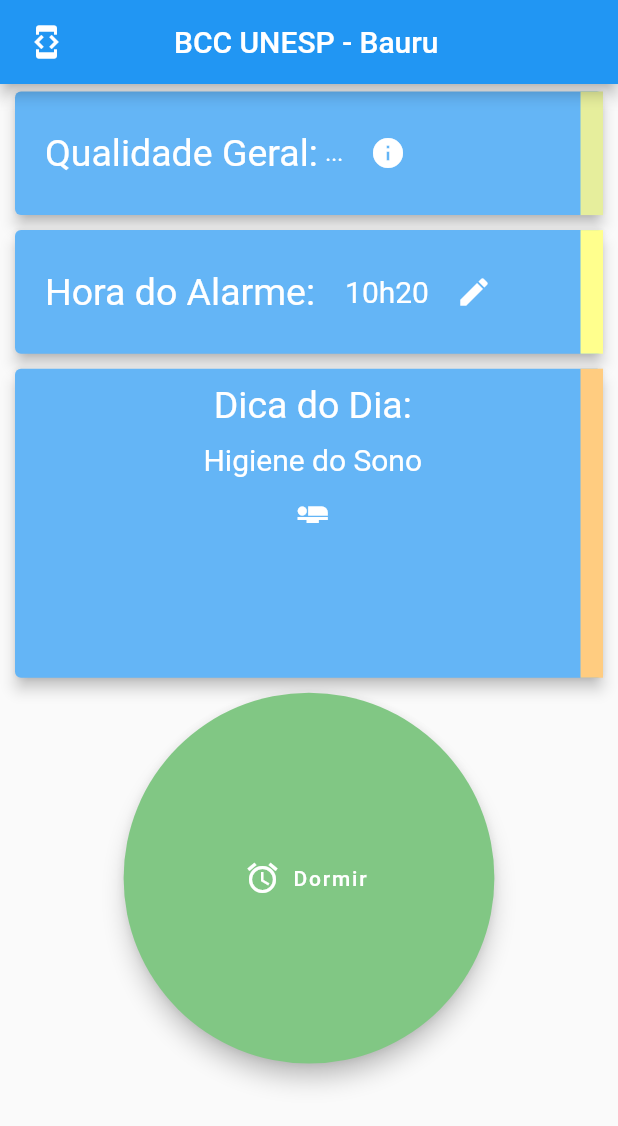
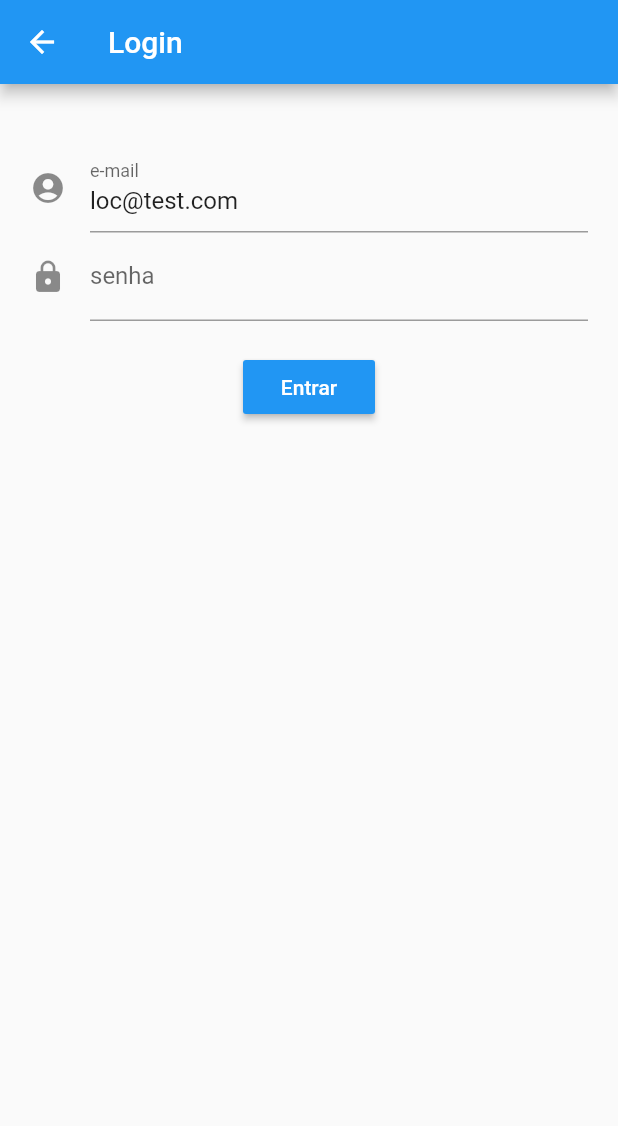
Before and after one commit to paulo-manzone/tcc-appsono, a Flutter app: the screen it shows after launch, on a phone screen of 412 x 824 dp. Shown: the top 1126 px of the screen. Run offline on Flutter 3.47's test engine with Material 2 defaults, Android fonts, the phone set to English and light mode, and no system bars; our stand-ins replace cloud_firestore, firebase_auth, sensors; accounts and stored records are empty.

Commit message:
Migrado para AndroiX, Login adicionado e Gravando usuario no registro

```diff
--- a/tccappsono/lib/main.dart
+++ b/tccappsono/lib/main.dart
@@ -1,7 +1,8 @@
 import 'package:flutter/material.dart';
-import 'screens/principal.dart';
+//import 'screens/principal.dart';
 import 'package:flutter/services.dart';
-import 'screens/telaprincipal.dart';
+//import 'screens/telaprincipal.dart';
+import 'screens/login.dart';
 
 void main() => runApp(MyApp());
 
@@ -16,7 +17,7 @@ class MyApp extends StatelessWidget {
     ]);
     return MaterialApp(
       title: 'App-sono',
-      home: TelaPrincipal(),
+      home: LoginPage(),
     );
   }
 }
--- /dev/null
+++ b/tccappsono/lib/screens/login.dart
@@ -0,0 +1,84 @@
+import 'package:flutter/material.dart';
+import '../services/authentication.dart';
+import 'package:tccappsono/screens/telaprincipal.dart';
+
+class LoginPage extends StatefulWidget {
+  final Widget child;
+
+  LoginPage({Key key, this.child}) : super(key: key);
+
+  _LoginPageState createState() => _LoginPageState();
+}
+
+class _LoginPageState extends State<LoginPage> {
+  final _formKey = GlobalKey<FormState>();
+
+  @override
+  Widget build(BuildContext context) {
+
+    final emailController = TextEditingController();
+    final senhaController = TextEditingController();
+    emailController.text = "loc@test.com";
+
+    return Scaffold(
+      appBar: AppBar(title: Text('Login'), leading: IconButton(icon: Icon(Icons.arrow_back), onPressed: (){},)),
+      body: SafeArea(
+        child: Container(
+          padding: EdgeInsets.only(top: 40.0, left: 20.0, right: 20.0),
+          child: Form(
+              key: _formKey,
+              child: Column(
+                crossAxisAlignment: CrossAxisAlignment.center,
+                children: <Widget>[
+                  TextFormField(
+                    controller: emailController,
+                    validator: (value) {
+                      if (value.isEmpty) return 'Insira o e-mail!';
+                    },
+                    decoration: const InputDecoration(
+                      icon: const Icon(Icons.account_circle),
+                      hintText: 'Digite seu e-mail',
+                      labelText: 'e-mail',
+                    ),
+                  ),
+                  TextFormField(
+                    controller: senhaController,
+                    validator: (value) {
+                      if (value.isEmpty) return 'Insira a senha!';
+                    },
+                    decoration: const InputDecoration(
+                      icon: const Icon(Icons.lock),
+                      hintText: 'Digite sua senha',
+                      labelText: 'senha',
+                    ),
+                    obscureText: true,
+                  ),
+                  Container(
+                      padding: EdgeInsets.only(top: 20.0),
+                      child: RaisedButton(
+                        child: const Text('Entrar',
+                            style: TextStyle(color: Colors.white)),
+                        color: Colors.blue,
+                        onPressed: () {
+                          login(emailController.text, senhaController.text, context);
+                        }
+                      ))
+                ],
+              )),
+        ),
+      ),
+    );
+  }
+}
+
+void login(String e, String s, context) async{
+  try{
+    Auth _auth = Auth();
+    _auth.logar(e, s);
+    if(_auth.getUser() != null){
+      Navigator.push(context, MaterialPageRoute(builder: (context) => TelaPrincipal()));
+    }
+  }catch(e){
+
+  }
+}
--- a/tccappsono/lib/screens/principal.dart
+++ b/tccappsono/lib/screens/principal.dart
@@ -4,7 +4,7 @@ import 'package:tccappsono/screens/alarme.dart';
 import 'package:tccappsono/screens/dica.dart';
 import 'package:tccappsono/screens/dormir.dart';
 import 'package:tccappsono/screens/visaogeral.dart';
-import 'package:tccappsono/screens/sensor.dart';
+//import 'package:tccappsono/screens/sensor.dart';
 
 class Principal extends StatelessWidget {
   const Principal({Key key}) : super(key: key);
--- a/tccappsono/lib/services/database.dart
+++ b/tccappsono/lib/services/database.dart
@@ -2,8 +2,8 @@ import 'package:cloud_firestore/cloud_firestore.dart';
 
 class DataBase {
 
-  gravarSono(var horac, horaf, var dados){
-    Firestore.instance.collection('Registros').document().setData({ 'HorarioInicial': horac, 'HorarioFinal': horaf, 'Dados': dados });
+  gravarSono(var horac, horaf, var dados, var usuario){
+    Firestore.instance.collection('Registros').document().setData({ 'HorarioInicial': horac, 'HorarioFinal': horaf, 'Dados': dados, 'Usuario': usuario });
   }
 
 
--- a/tccappsono/pubspec.yaml
+++ b/tccappsono/pubspec.yaml
@@ -22,6 +22,7 @@ dependencies:
     sdk: flutter
   firebase_core: ^0.4.0
   cloud_firestore: ^0.12.7
+  firebase_auth: ^0.14.0
   http: ^0.12.0+2
 
   # The following adds the Cupertino Icons font to your application.
```
Also changed, not shown: tccappsono/lib/screens/dormir.dart (+7 -4 lines), tccappsono/lib/services/authentication.dart (added, +34 -0 lines), tccappsono/pubspec.lock, 5 other files.
